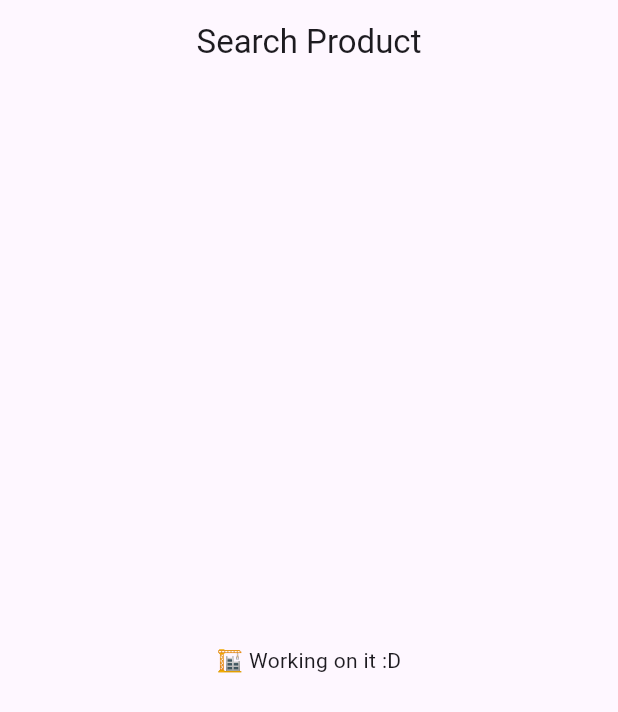
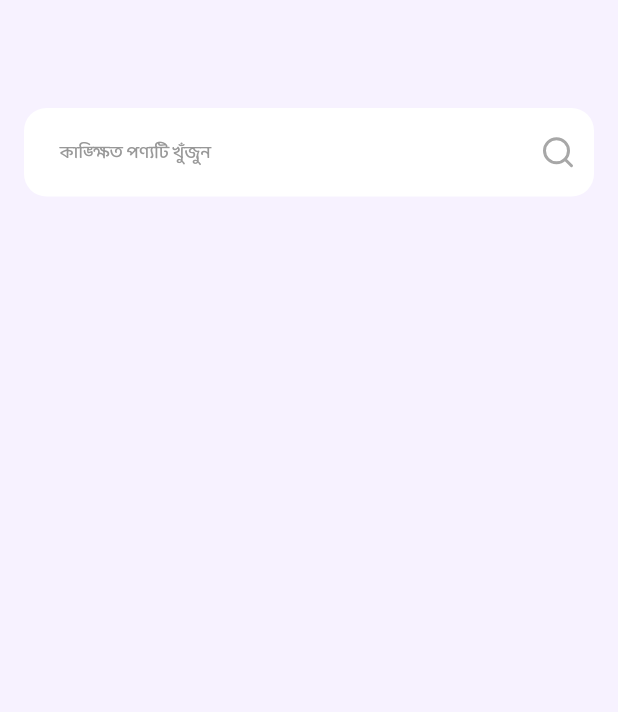
Before and after one commit to 7ANV1R/Qtec_task_app, a Flutter app: the screen it shows after launch, on a phone screen of 412 x 824 dp. Shown: the top 712 px of the screen. Run offline on Flutter 3.47's test engine with Material 2 defaults, Android fonts, the phone set to English and light mode, and no system bars; our stand-ins replace bloc, equatable, flutter_bloc, websafe_svg.

Commit message:
🎨 updated theme and some decoration [ready to design]

```diff
--- /dev/null
+++ b/lib/core/const/assets_value.dart
@@ -0,0 +1 @@
+const String kAssetSearchIcon = 'assets/icons/searchsearch.svg';
--- /dev/null
+++ b/lib/core/const/ui_helper.dart
@@ -0,0 +1,46 @@
+import 'package:flutter/material.dart';
+
+///50.0
+const double bottomAppBarHeight = 50.0;
+
+///4.0
+const SizedBox kVerticalSpaceXS = SizedBox(height: 4.0);
+
+///8.0
+const SizedBox kVerticalSpaceS = SizedBox(height: 8.0);
+
+///16.0
+const SizedBox kVerticalSpaceM = SizedBox(height: 16.0);
+
+///24.0
+const SizedBox kVerticalSpaceL = SizedBox(height: 24.0);
+
+///32.0
+const SizedBox kVerticalSpaceXL = SizedBox(height: 32.0);
+
+///48.0
+const SizedBox kVerticalSpaceXXL = SizedBox(height: 48.0);
+
+///64.0
+const SizedBox kVerticalSpaceXXXL = SizedBox(height: 64.0);
+
+///4.0
+const SizedBox kHorizontalSpaceXS = SizedBox(width: 4.0);
+
+///8.0
+const SizedBox kHorizontalSpaceS = SizedBox(width: 8.0);
+
+///16.0
+const SizedBox kHorizontalSpaceM = SizedBox(width: 16.0);
+
+///24.0
+const SizedBox kHorizontalSpaceL = SizedBox(width: 24.0);
+
+///32.0
+const SizedBox kHorizontalSpaceXL = SizedBox(width: 32.0);
+
+///48.0
+const SizedBox kHorizontalSpaceXXL = SizedBox(width: 48.0);
+
+///64.0
+const SizedBox kHorizontalSpaceXXXL = SizedBox(width: 64.0);
--- /dev/null
+++ b/lib/core/theme/app_theme.dart
@@ -0,0 +1,78 @@
+import 'package:flutter/material.dart';
+import 'package:flutter/services.dart';
+
+class CustomAppTheme {
+  // Light Theme
+
+  static Color lightPrimaryColor = const Color(0xffDA2079);
+  static Color lightSecondaryColor = const Color(0xff6210E1);
+  static MaterialStateProperty<Color?>? lightBackgroundColor =
+      MaterialStateProperty.all(const Color(0xffF7F2FF));
+  static Color lightScaffoldBackgroundColor = const Color(0xffF7F2FF);
+  static Color lightBlackPrimary = const Color(0xff323232);
+  static Color inputHintTextColor = const Color(0xff989898);
+  static Color inputBGColor = const Color(0xffFFFFFF);
+
+  static Color lightGrayBorderSideColor = const Color(0xffDFDFDF);
+  static ColorScheme lightColorScheme = const ColorScheme.light().copyWith(
+    primary: const Color(0xffDA2079),
+  );
+
+  static final lightTheme = ThemeData(
+    fontFamily: 'BalooDa2',
+    brightness: Brightness.light,
+    primaryColor: lightPrimaryColor,
+    scaffoldBackgroundColor: lightScaffoldBackgroundColor,
+    visualDensity: VisualDensity.adaptivePlatformDensity,
+    colorScheme: lightColorScheme,
+    primaryColorLight: lightBlackPrimary,
+    appBarTheme: AppBarTheme(
+      systemOverlayStyle: const SystemUiOverlayStyle(
+        statusBarColor: Colors.transparent,
+        statusBarBrightness: Brightness.light,
+        statusBarIconBrightness: Brightness.dark,
+        systemNavigationBarIconBrightness: Brightness.dark,
+      ),
+      color: lightScaffoldBackgroundColor,
+      elevation: 0,
+      shadowColor: Colors.transparent,
+      foregroundColor: lightBlackPrimary,
+    ),
+    textTheme: TextTheme(
+      headline1: TextStyle(
+        fontSize: 24,
+        fontWeight: FontWeight.w800,
+        color: lightBlackPrimary,
+      ),
+      headline2: TextStyle(
+        fontSize: 24,
+        fontWeight: FontWeight.w800,
+        color: lightBlackPrimary,
+      ),
+      bodyText1: TextStyle(
+        fontSize: 24,
+        fontWeight: FontWeight.w800,
+        color: lightBlackPrimary,
+      ),
+      bodyText2: TextStyle(
+        fontSize: 12,
+        fontWeight: FontWeight.w800,
+        color: lightBlackPrimary,
+      ),
+    ),
+    inputDecorationTheme: InputDecorationTheme(
+      contentPadding: const EdgeInsets.symmetric(horizontal: 24, vertical: 16),
+      hintStyle: TextStyle(
+        fontSize: 12,
+        fontWeight: FontWeight.w500,
+        color: inputHintTextColor,
+      ),
+      filled: true,
+      fillColor: inputBGColor,
+      border: OutlineInputBorder(
+        borderRadius: BorderRadius.circular(15),
+        borderSide: BorderSide.none,
+      ),
+    ),
+  );
+}
--- a/lib/main.dart
+++ b/lib/main.dart
@@ -1,4 +1,5 @@
 import 'package:flutter/material.dart';
+import 'package:qtec_task_app/core/theme/app_theme.dart';
 import 'package:qtec_task_app/presentation/pages/search/search_page.dart';
 
 void main() {
@@ -13,10 +14,7 @@ class MyApp extends StatelessWidget {
     return MaterialApp(
       debugShowCheckedModeBanner: false,
       title: 'Qtec Task App',
-      theme: ThemeData(
-        primarySwatch: Colors.blue,
-        useMaterial3: true,
-      ),
+      theme: CustomAppTheme.lightTheme,
       home: const SearchPage(),
     );
   }
--- a/lib/presentation/pages/search/search_view.dart
+++ b/lib/presentation/pages/search/search_view.dart
@@ -1,4 +1,6 @@
 import 'package:flutter/material.dart';
+import 'package:qtec_task_app/core/const/assets_value.dart';
+import 'package:websafe_svg/websafe_svg.dart';
 
 class SearchView extends StatelessWidget {
   const SearchView({super.key});
@@ -6,12 +8,24 @@ class SearchView extends StatelessWidget {
   @override
   Widget build(BuildContext context) {
     return Scaffold(
-      appBar: AppBar(
-        title: const Text('Search Product'),
-        centerTitle: true,
-      ),
-      body: const Center(
-        child: Text('🏗 Working on it :D'),
+      appBar: AppBar(),
+      body: Padding(
+        padding: const EdgeInsets.all(16.0),
+        child: Column(
+          children: [
+            TextFormField(
+              decoration: InputDecoration(
+                hintText: 'কাঙ্ক্ষিত পণ্যটি খুঁজুন',
+                suffixIcon: WebsafeSvg.asset(
+                  kAssetSearchIcon,
+                  height: 16,
+                  width: 16,
+                  fit: BoxFit.scaleDown,
+                ),
+              ),
+            ),
+          ],
+        ),
       ),
     );
   }
```
Also changed, not shown: pubspec.yaml (+20 -0 lines), assets/fonts/BalooDa2-Bold.ttf (added), assets/fonts/BalooDa2-ExtraBold.ttf (added), assets/fonts/BalooDa2-Medium.ttf (added), assets/fonts/BalooDa2-Regular.ttf (added), assets/fonts/BalooDa2-SemiBold.ttf (added), assets/icons/searchsearch.svg (added), pubspec.lock.
